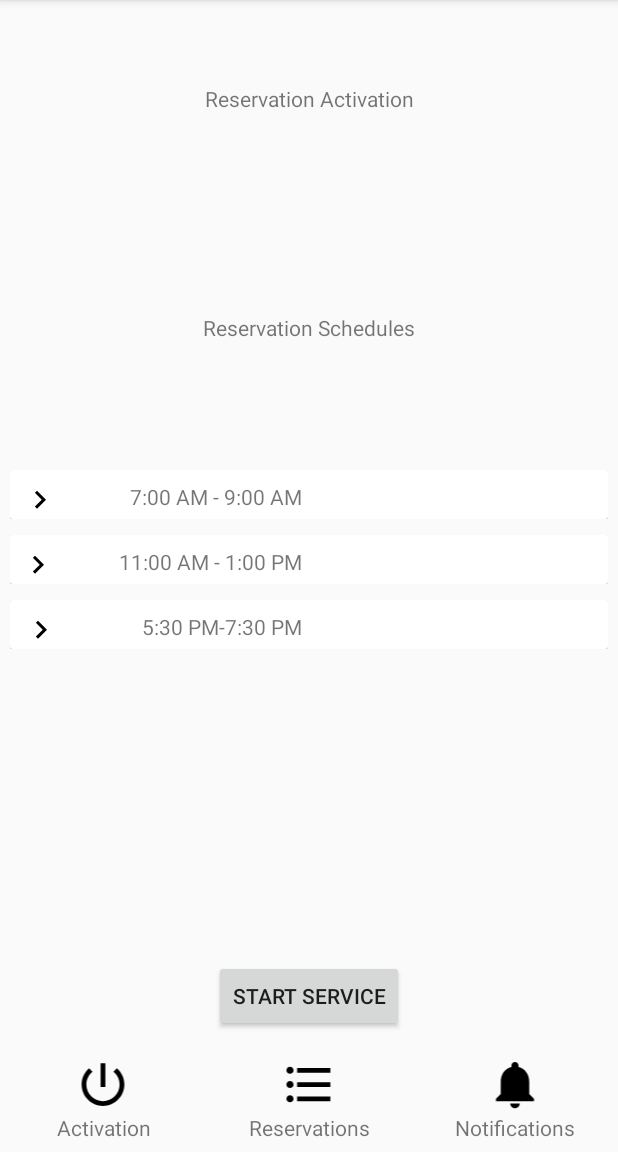
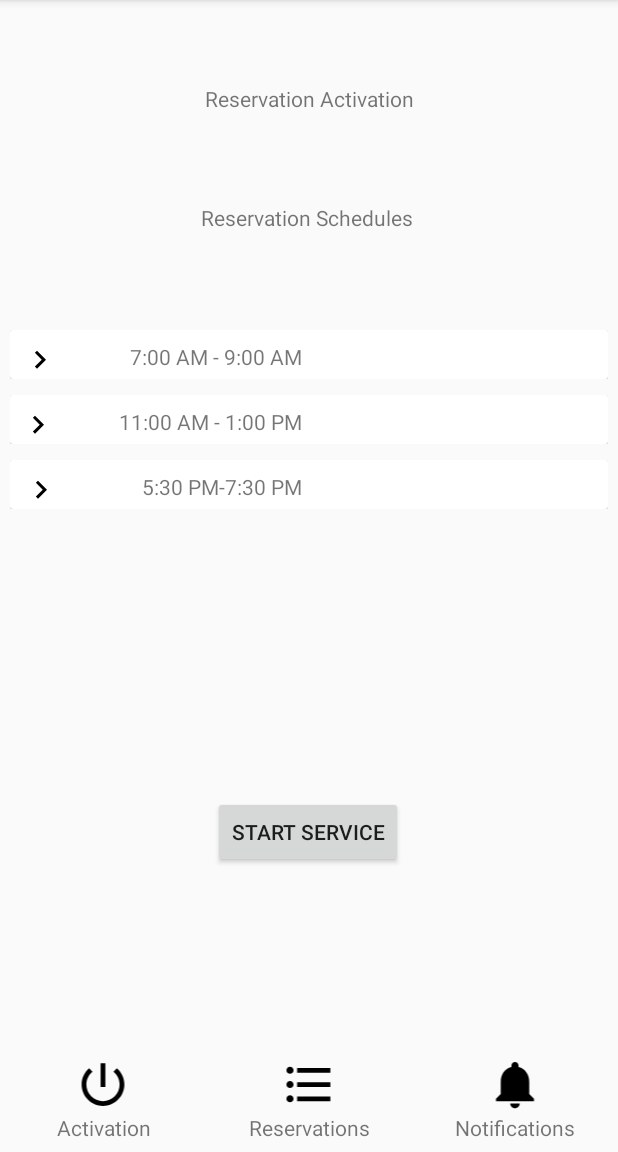
Before and after one commit to osegueda/Driver, an Android app: the fragment ReservationFragment placed in its activity, after a tap on "Activation", on a phone screen of 412 x 824 dp, the part 84-1236 px from its top. Run offline under Robolectric (Android 15) with nearby library versions, the light colour scheme and no system bars; our stand-ins replace Firebase (no records; nobody signed in at launch, a user with empty details on screens opened directly); Roboto replaces fonts that are not available here; 2 statements that could not run were skipped.

Commit message:
update on reservation fragment

```diff
--- a/app/src/main/java/sv/edu/bitlab/driver/MainActivity.kt
+++ b/app/src/main/java/sv/edu/bitlab/driver/MainActivity.kt
@@ -150,19 +150,19 @@ class MainActivity : AppCompatActivity(),OnFragmentInteractionListener {
 
         findViewById<LinearLayout>(R.id.container_layout_activation).setOnClickListener{
 
-            Toast.makeText(this,"ACTIVATION",Toast.LENGTH_LONG).show()
+            //Toast.makeText(this,"ACTIVATION",Toast.LENGTH_LONG).show()
             listener?.onFragmentInteraction(FragmentsIndex.KEY_FRAGMENT_ACTIVATION)
 
 
             }
         findViewById<LinearLayout>(R.id.container_layout_reservation).setOnClickListener{
             listener?.onFragmentInteraction(FragmentsIndex.KEY_FRAGMENT_RESERVATIONS)
-            Toast.makeText(this,"RESERVATION",Toast.LENGTH_LONG).show()
+           // Toast.makeText(this,"RESERVATION",Toast.LENGTH_LONG).show()
 
         }
         findViewById<LinearLayout>(R.id.container_layout_notifications).setOnClickListener{
             listener?.onFragmentInteraction(FragmentsIndex.KEY_FRAGMENT_NOTIFICATIONS)
-            Toast.makeText(this,"NOTIFICATION",Toast.LENGTH_LONG).show()
+           // Toast.makeText(this,"NOTIFICATION",Toast.LENGTH_LONG).show()
 
         }
 
@@ -234,7 +234,7 @@ class MainActivity : AppCompatActivity(),OnFragmentInteractionListener {
                 // Show an explanation to the user *asynchronously* -- don't block
                 // this thread waiting for the user's response! After the user
                 // sees the explanation, try again to request the permission.
-                Toast.makeText(this,"dame permissos",Toast.LENGTH_LONG).show()
+                //Toast.makeText(this,"dame permissos",Toast.LENGTH_LONG).show()
             } else {
                 // No explanation needed, we can request the permission.
                 ActivityCompat.requestPermissions(this, PERMISSION_FINE_LOCATION,PERMISSION_FINE_LOCATION_KEY)
@@ -245,7 +245,8 @@ class MainActivity : AppCompatActivity(),OnFragmentInteractionListener {
             }
         } else {
             // Permission has already been granted
-            Toast.makeText(this,"ya te di permissos",Toast.LENGTH_LONG).show()
+           // Toast.makeText(this,"ya te di permissos",Toast.LENGTH_LONG).show()
+            Log.d("PERMISOS","ya te di permissos")
         }
 
     }
@@ -261,7 +262,7 @@ class MainActivity : AppCompatActivity(),OnFragmentInteractionListener {
                     msg = "SUSCRIPTION FAILED"
                 }
                 Log.d("NOTIFICATION", msg)
-                Toast.makeText(this, msg, Toast.LENGTH_SHORT).show()
+               // Toast.makeText(this, msg, Toast.LENGTH_SHORT).show()
             }
         // [END subscribe_topics]
 
@@ -282,7 +283,7 @@ class MainActivity : AppCompatActivity(),OnFragmentInteractionListener {
                 // Log and toast
                 val msg = "the generated token -> $token"
                 Log.d("TOKEN", msg)
-                Toast.makeText(this, msg, Toast.LENGTH_SHORT).show()
+              //  Toast.makeText(this, msg, Toast.LENGTH_SHORT).show()
             })
         // [END retrieve_current_token]
 
--- a/app/src/main/res/layout/fragment_activation.xml
+++ b/app/src/main/res/layout/fragment_activation.xml
@@ -17,33 +17,32 @@
             android:layout_height="wrap_content"
             android:layout_marginTop="56dp"
             android:text="@string/txt_activate_service"
-            app:layout_constraintBottom_toTopOf="@+id/textView2"
             app:layout_constraintEnd_toEndOf="parent"
             app:layout_constraintStart_toStartOf="parent"
-            app:layout_constraintTop_toTopOf="parent"
-            app:layout_constraintVertical_bias="0.0" />
+            app:layout_constraintTop_toTopOf="parent" />
 
         <TextView
             android:id="@+id/textView2"
             android:layout_width="wrap_content"
             android:layout_height="wrap_content"
-            android:layout_marginBottom="80dp"
+            android:layout_marginTop="60dp"
             android:text="@string/txt_reservations_schedule"
-            app:layout_constraintBottom_toTopOf="@+id/recyclerView_reservations_schedule"
-            app:layout_constraintEnd_toEndOf="parent"
-            app:layout_constraintHorizontal_bias="0.501"
-            app:layout_constraintStart_toStartOf="parent" />
+            app:layout_constraintEnd_toEndOf="@+id/textView"
+            app:layout_constraintHorizontal_bias="1.0"
+            app:layout_constraintStart_toStartOf="@+id/textView"
+            app:layout_constraintTop_toBottomOf="@+id/textView" />
 
         <androidx.recyclerview.widget.RecyclerView
             android:id="@+id/recyclerView_reservations_schedule"
             android:layout_width="match_parent"
             android:layout_height="300dp"
             android:layout_marginStart="1dp"
+            android:layout_marginTop="60dp"
             android:layout_marginEnd="1dp"
-            android:layout_marginBottom="32dp"
-            app:layout_constraintBottom_toTopOf="@+id/activation_btn"
             app:layout_constraintEnd_toEndOf="parent"
-            app:layout_constraintStart_toStartOf="parent" />
+            app:layout_constraintHorizontal_bias="0.0"
+            app:layout_constraintStart_toStartOf="parent"
+            app:layout_constraintTop_toBottomOf="@+id/textView2" />
 
         <Button
             android:id="@+id/activation_btn"
@@ -51,11 +50,14 @@
             android:layout_height="wrap_content"
             android:layout_marginStart="161dp"
             android:layout_marginEnd="162dp"
-            android:layout_marginBottom="16dp"
+            android:layout_marginBottom="112dp"
             android:text="@string/btn_activate_reservations"
             app:layout_constraintBottom_toBottomOf="parent"
             app:layout_constraintEnd_toEndOf="parent"
-            app:layout_constraintStart_toStartOf="parent" />
+            app:layout_constraintHorizontal_bias="0.51"
+            app:layout_constraintStart_toStartOf="parent"
+            app:layout_constraintTop_toBottomOf="@+id/recyclerView_reservations_schedule"
+            app:layout_constraintVertical_bias="0.543" />
 
 
     </androidx.constraintlayout.widget.ConstraintLayout>
```
Also changed, not shown: app/build.gradle (+9 -2 lines), app/src/main/java/sv/edu/bitlab/driver/fragments/reservationsComponents/ReservationFragment.kt (+105 -11 lines), app/src/main/java/sv/edu/bitlab/driver/fragments/reservationsComponents/recyclerview/ReservationAdapter.kt (+10 -8 lines), app/src/main/java/sv/edu/bitlab/driver/fragments/reservationsComponents/recyclerview/ReservationViewHolder.kt (+2 -9 lines), build.gradle (+8 -2 lines), 1 other file.
